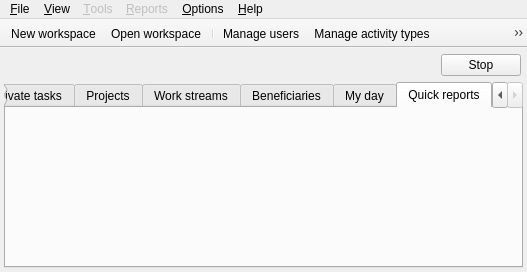
First picture: the form in Src.QT/tt3-skin-admin/MainFrame.ui, repository akapustiatyahoocouk/TimeTracker3, before the edit.
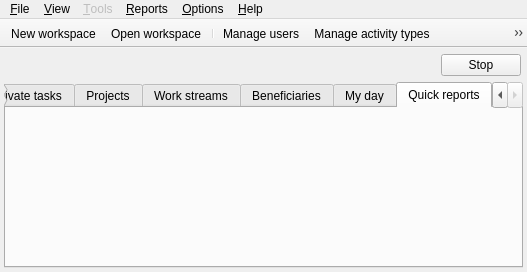
Second picture: the form after the edit. Icons and pictures are not drawn.

Diff of the .ui file:
```diff
--- a/Src.QT/tt3-skin-admin/MainFrame.ui
+++ b/Src.QT/tt3-skin-admin/MainFrame.ui
@@ -264,7 +264,7 @@
    </widget>
    <widget class="QMenu" name="menuReports">
     <property name="enabled">
-     <bool>false</bool>
+     <bool>true</bool>
     </property>
     <property name="title">
      <string>&amp;Reports</string>
```
Left out of the diff: 34 changed lines with no effect on the pictures.
